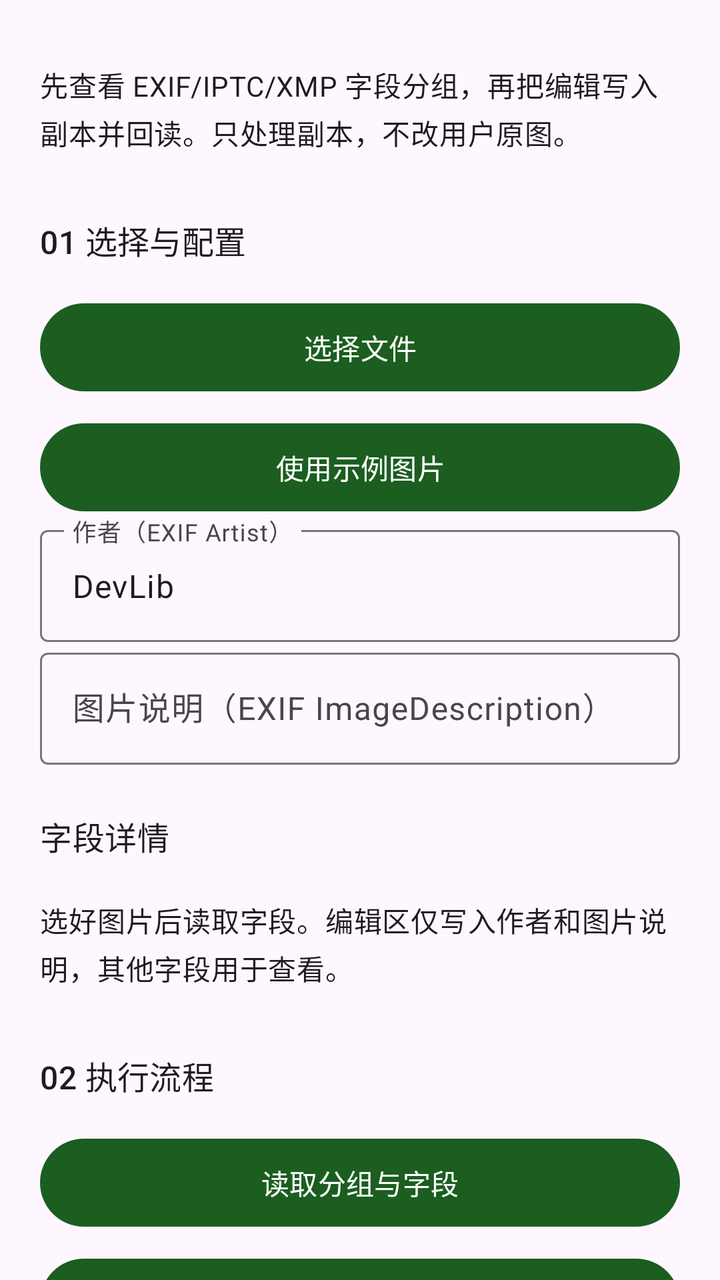
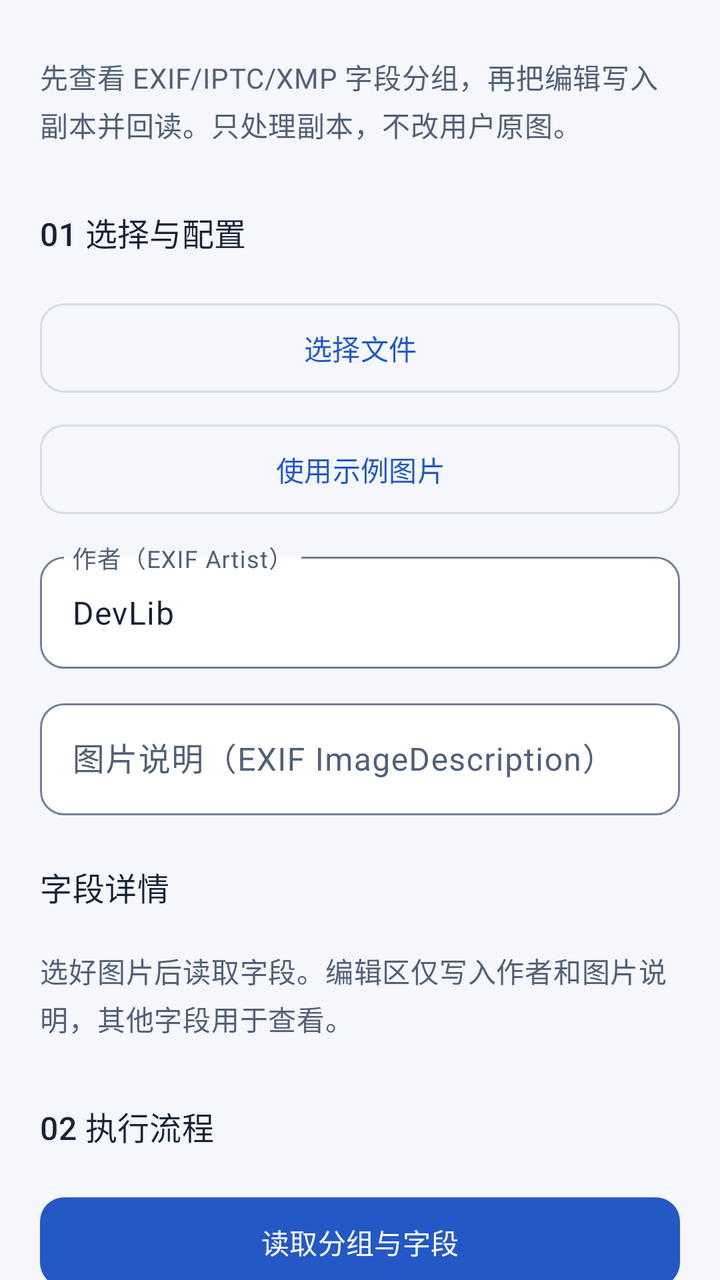

Two renders of the same Android screen: before a commit and after it. Below are the layout's source before the change and the commit's diff.
<!-- AndroidManifest.xml: another module's application theme Theme.DevLib -->
<!-- res/layout/demo_metadata.xml -->
<?xml version='1.0' encoding='utf-8'?>
<ScrollView xmlns:android="http://schemas.android.com/apk/res/android" android:layout_width="match_parent" android:layout_height="match_parent" android:fillViewport="true" android:scrollbars="none" android:clipToPadding="false">
    <LinearLayout style="@style/Demo.Page">
        <TextView style="@style/Demo.Label" android:text="@string/demo_metadata_intro" />
        <TextView style="@style/Demo.Heading" android:text="@string/demo_metadata_input" />
        <com.google.android.material.button.MaterialButton android:id="@+id/choose" style="@style/Demo.Button" android:text="@string/demo_choose" />
        <com.google.android.material.button.MaterialButton android:id="@+id/sample" style="@style/Demo.Button" android:text="@string/demo_sample" />
        <com.google.android.material.textfield.TextInputLayout android:layout_width="match_parent" android:layout_height="wrap_content" android:hint="@string/demo_metadata_artist">
            <com.google.android.material.textfield.TextInputEditText android:id="@+id/artist" style="@style/Demo.Input" android:inputType="text" android:text="@string/demo_metadata_artist_value" android:saveEnabled="true" />
        </com.google.android.material.textfield.TextInputLayout>
        <com.google.android.material.textfield.TextInputLayout android:layout_width="match_parent" android:layout_height="wrap_content" android:hint="@string/demo_metadata_description">
            <com.google.android.material.textfield.TextInputEditText android:id="@+id/description" style="@style/Demo.Input" android:inputType="text" android:text="@string/demo_metadata_description_value" android:saveEnabled="true" />
        </com.google.android.material.textfield.TextInputLayout>
        <TextView style="@style/Demo.Heading" android:text="@string/metadata_fields" />
        <TextView android:id="@+id/fields" style="@style/Demo.Label" android:textIsSelectable="true" android:text="@string/metadata_not_read" />
        <TextView style="@style/Demo.Heading" android:text="@string/demo_metadata_execute" />
        <com.google.android.material.button.MaterialButton android:id="@+id/inspect" style="@style/Demo.Button" android:text="@string/demo_metadata_inspect" />
        <com.google.android.material.button.MaterialButton android:id="@+id/write" style="@style/Demo.Button" android:text="@string/demo_metadata_write" />
        <include android:id="@+id/result" layout="@layout/demo_output" />
    </LinearLayout>
</ScrollView>
<!-- res/layout/demo_output.xml (included above) -->
<?xml version='1.0' encoding='utf-8'?>
<LinearLayout xmlns:android="http://schemas.android.com/apk/res/android" style="@style/Demo.Page" android:padding="0dp">
    <TextView style="@style/Demo.Heading" android:text="@string/demo_output" />
    <TextView android:id="@+id/inputs" style="@style/Demo.Label" android:textIsSelectable="true" />
    <ImageView android:id="@+id/inputPreview" android:layout_width="match_parent" android:layout_height="200dp" android:scaleType="fitCenter" android:contentDescription="@string/workspace_original" android:visibility="gone" />
    <ProgressBar android:id="@+id/progress" style="?android:attr/progressBarStyleHorizontal" android:layout_width="match_parent" android:layout_height="wrap_content" android:visibility="gone" />
    <TextView android:id="@+id/message" style="@style/Demo.Label" android:textIsSelectable="true" />
    <ImageView android:id="@+id/preview" android:layout_width="match_parent" android:layout_height="wrap_content" android:adjustViewBounds="true" android:maxHeight="360dp" android:contentDescription="@string/demo_preview" android:visibility="gone" />
    <com.google.android.material.button.MaterialButton android:id="@+id/cancel" style="@style/Demo.Button" android:text="@string/demo_cancel" android:visibility="gone" />
    <LinearLayout android:layout_width="match_parent" android:layout_height="wrap_content" android:orientation="horizontal">
        <com.google.android.material.button.MaterialButton android:id="@+id/open" style="@style/Demo.Button" android:layout_width="0dp" android:layout_weight="1" android:text="@string/demo_open" />
        <com.google.android.material.button.MaterialButton android:id="@+id/share" style="@style/Demo.Button" android:layout_width="0dp" android:layout_weight="1" android:text="@string/demo_share" />
    </LinearLayout>
    <com.google.android.material.button.MaterialButton android:id="@+id/save" style="@style/Demo.Button" android:text="@string/workspace_save" />
    <com.google.android.material.button.MaterialButton android:id="@+id/continueWith" style="@style/Demo.Button" android:text="@string/workspace_continue" />
</LinearLayout>
<!-- resources referenced by this layout -->
<resources>
  <style name="Demo.Button" parent="">
          <item name="android:layout_width">match_parent</item>
          <item name="android:layout_height">wrap_content</item>
          <item name="android:minHeight">52dp</item>
          <item name="android:layout_marginTop">8dp</item>
      </style>
  <style name="Demo.Heading" parent="Demo.Label">
          <item name="android:textAppearance">?attr/textAppearanceTitleMedium</item>
          <item name="android:layout_marginTop">24dp</item>
      </style>
  <style name="Demo.Input" parent="">
          <item name="android:layout_width">match_parent</item>
          <item name="android:layout_height">wrap_content</item>
          <item name="android:minHeight">56dp</item>
          <item name="android:layout_marginTop">8dp</item>
          <item name="android:importantForAutofill">no</item>
      </style>
  <style name="Demo.Label" parent="">
          <item name="android:layout_width">match_parent</item>
          <item name="android:layout_height">wrap_content</item>
          <item name="android:textAppearance">?attr/textAppearanceBodyMedium</item>
          <item name="android:layout_marginTop">12dp</item>
          <item name="android:layout_marginBottom">8dp</item>
      </style>
  <style name="Demo.Page" parent="">
          <item name="android:orientation">vertical</item>
          <item name="android:padding">20dp</item>
          <item name="android:layout_width">match_parent</item>
          <item name="android:layout_height">wrap_content</item>
      </style>
  <style name="Theme.DevLib" parent="Theme.Material3.DayNight.NoActionBar">
          <item name="colorPrimary">@color/primary</item>
          <item name="colorOnPrimary">@color/on_primary</item>
          <item name="android:statusBarColor">@android:color/transparent</item>
          <item name="android:navigationBarColor">@android:color/transparent</item>
          <item name="android:windowLightStatusBar">true</item>
          <item name="android:windowLightNavigationBar">true</item>
          <item name="android:enforceNavigationBarContrast">false</item>
      </style>
  <color name="primary">#1B5E20</color>
  <color name="on_primary">#FFFFFF</color>
  <!-- unchanged entries left out for length: 21 -->
</resources>

<!-- the commit's change to res/layout/demo_metadata.xml (unified diff, before → after) -->
@@ -5,33 +5,33 @@
         <TextView style="@style/Demo.Heading" android:text="@string/demo_metadata_input" />
         <com.google.android.material.button.MaterialButton android:id="@+id/choose" style="@style/Demo.Button" android:text="@string/demo_choose" />
         <com.google.android.material.button.MaterialButton android:id="@+id/sample" style="@style/Demo.Button" android:text="@string/demo_sample" />
-        <com.google.android.material.textfield.TextInputLayout android:layout_width="match_parent" android:layout_height="wrap_content" android:hint="@string/demo_metadata_artist">
+        <com.google.android.material.textfield.TextInputLayout style="@style/Demo.TextInputLayout" android:layout_width="match_parent" android:layout_height="wrap_content" android:hint="@string/demo_metadata_artist">
             <com.google.android.material.textfield.TextInputEditText android:id="@+id/artist" style="@style/Demo.Input" android:inputType="text" android:text="@string/demo_metadata_artist_value" android:saveEnabled="true" />
         </com.google.android.material.textfield.TextInputLayout>
-        <com.google.android.material.textfield.TextInputLayout android:layout_width="match_parent" android:layout_height="wrap_content" android:hint="@string/demo_metadata_description">
+        <com.google.android.material.textfield.TextInputLayout style="@style/Demo.TextInputLayout" android:layout_width="match_parent" android:layout_height="wrap_content" android:hint="@string/demo_metadata_description">
             <com.google.android.material.textfield.TextInputEditText android:id="@+id/description" style="@style/Demo.Input" android:inputType="text" android:text="@string/demo_metadata_description_value" android:saveEnabled="true" />
         </com.google.android.material.textfield.TextInputLayout>
         <TextView style="@style/Demo.Heading" android:text="@string/metadata_fields" />
         <TextView android:id="@+id/fields" style="@style/Demo.Label" android:textIsSelectable="true" android:text="@string/metadata_not_read" />
         <TextView style="@style/Demo.Heading" android:text="@string/demo_metadata_execute" />
-        <com.google.android.material.button.MaterialButton android:id="@+id/inspect" style="@style/Demo.Button" android:text="@string/demo_metadata_inspect" />
-        <com.google.android.material.button.MaterialButton android:id="@+id/write" style="@style/Demo.Button" android:text="@string/demo_metadata_write" />
+        <com.google.android.material.button.MaterialButton android:id="@+id/inspect" style="@style/Demo.Button.Primary" android:text="@string/demo_metadata_inspect" />
+        <com.google.android.material.button.MaterialButton android:id="@+id/write" style="@style/Demo.Button.Primary" android:text="@string/demo_metadata_write" />
         <include android:id="@+id/result" layout="@layout/demo_output" />
     </LinearLayout>
 </ScrollView>
 <!-- res/layout/demo_output.xml (included above) -->
 <?xml version='1.0' encoding='utf-8'?>
-<LinearLayout xmlns:android="http://schemas.android.com/apk/res/android" style="@style/Demo.Page" android:padding="0dp">
-    <TextView style="@style/Demo.Heading" android:text="@string/demo_output" />
+<LinearLayout xmlns:android="http://schemas.android.com/apk/res/android" style="@style/Demo.Page" android:padding="16dp" android:layout_marginTop="24dp" android:background="@drawable/demo_result_surface">
+    <TextView style="@style/Demo.Heading" android:layout_marginTop="0dp" android:text="@string/demo_output" />
     <TextView android:id="@+id/inputs" style="@style/Demo.Label" android:textIsSelectable="true" />
     <ImageView android:id="@+id/inputPreview" android:layout_width="match_parent" android:layout_height="200dp" android:scaleType="fitCenter" android:contentDescription="@string/workspace_original" android:visibility="gone" />
     <ProgressBar android:id="@+id/progress" style="?android:attr/progressBarStyleHorizontal" android:layout_width="match_parent" android:layout_height="wrap_content" android:visibility="gone" />
-    <TextView android:id="@+id/message" style="@style/Demo.Label" android:textIsSelectable="true" />
+    <TextView android:id="@+id/message" style="@style/Demo.Label" android:accessibilityLiveRegion="polite" android:textIsSelectable="true" />
     <ImageView android:id="@+id/preview" android:layout_width="match_parent" android:layout_height="wrap_content" android:adjustViewBounds="true" android:maxHeight="360dp" android:contentDescription="@string/demo_preview" android:visibility="gone" />
-    <com.google.android.material.button.MaterialButton android:id="@+id/cancel" style="@style/Demo.Button" android:text="@string/demo_cancel" android:visibility="gone" />
+    <com.google.android.material.button.MaterialButton android:id="@+id/cancel" style="@style/Demo.Button.Danger" android:text="@string/demo_cancel" android:visibility="gone" />
     <LinearLayout android:layout_width="match_parent" android:layout_height="wrap_content" android:orientation="horizontal">
-        <com.google.android.material.button.MaterialButton android:id="@+id/open" style="@style/Demo.Button" android:layout_width="0dp" android:layout_weight="1" android:text="@string/demo_open" />
-        <com.google.android.material.button.MaterialButton android:id="@+id/share" style="@style/Demo.Button" android:layout_width="0dp" android:layout_weight="1" android:text="@string/demo_share" />
+        <com.google.android.material.button.MaterialButton android:id="@+id/open" style="@style/Demo.Button.Primary" android:layout_marginEnd="4dp" android:layout_width="0dp" android:layout_weight="1" android:text="@string/demo_open" />
+        <com.google.android.material.button.MaterialButton android:id="@+id/share" style="@style/Demo.Button" android:layout_marginStart="4dp" android:layout_width="0dp" android:layout_weight="1" android:text="@string/demo_share" />
     </LinearLayout>
     <com.google.android.material.button.MaterialButton android:id="@+id/save" style="@style/Demo.Button" android:text="@string/workspace_save" />
     <com.google.android.material.button.MaterialButton android:id="@+id/continueWith" style="@style/Demo.Button" android:text="@string/workspace_continue" />
<!-- resource entries referenced after the edit -->
@@ -1,46 +1,130 @@
 <!-- resources referenced by this layout -->
 <resources>
-  <style name="Demo.Button" parent="">
+  <!-- drawable demo_result_surface (drawable) -->
+  <shape xmlns:android="http://schemas.android.com/apk/res/android" android:shape="rectangle">
+      <solid android:color="@color/dev_surface_card" />
+      <corners android:radius="16dp" />
+      <stroke android:width="1dp" android:color="@color/dev_outline_variant" />
+  </shape>
+  <style name="Demo.Button" parent="Widget.Material3.Button.OutlinedButton">
           <item name="android:layout_width">match_parent</item>
           <item name="android:layout_height">wrap_content</item>
-          <item name="android:minHeight">52dp</item>
+          <item name="android:minHeight">48dp</item>
+          <item name="android:minWidth">0dp</item>
           <item name="android:layout_marginTop">8dp</item>
+          <item name="android:textAllCaps">false</item>
+          <item name="cornerRadius">12dp</item>
+          <item name="strokeColor">@color/dev_outline_variant</item>
+          <item name="android:paddingTop">12dp</item>
+          <item name="android:paddingBottom">12dp</item>
+      </style>
+  <style name="Demo.Button.Danger" parent="Demo.Button">
+          <item name="android:textColor">@color/dev_error</item>
+      </style>
+  <style name="Demo.Button.Primary" parent="Widget.Material3.Button">
+          <item name="android:layout_width">match_parent</item>
+          <item name="android:layout_height">wrap_content</item>
+          <item name="android:minHeight">48dp</item>
+          <item name="android:minWidth">0dp</item>
+          <item name="android:layout_marginTop">8dp</item>
+          <item name="android:textAllCaps">false</item>
+          <item name="cornerRadius">12dp</item>
+          <item name="android:paddingTop">12dp</item>
+          <item name="android:paddingBottom">12dp</item>
       </style>
   <style name="Demo.Heading" parent="Demo.Label">
           <item name="android:textAppearance">?attr/textAppearanceTitleMedium</item>
+          <item name="android:textColor">@color/feature_res_on_surface</item>
           <item name="android:layout_marginTop">24dp</item>
+          <item name="android:layout_marginBottom">12dp</item>
+          <item name="android:accessibilityHeading">true</item>
       </style>
   <style name="Demo.Input" parent="">
           <item name="android:layout_width">match_parent</item>
           <item name="android:layout_height">wrap_content</item>
           <item name="android:minHeight">56dp</item>
-          <item name="android:layout_marginTop">8dp</item>
           <item name="android:importantForAutofill">no</item>
       </style>
   <style name="Demo.Label" parent="">
           <item name="android:layout_width">match_parent</item>
           <item name="android:layout_height">wrap_content</item>
           <item name="android:textAppearance">?attr/textAppearanceBodyMedium</item>
-          <item name="android:layout_marginTop">12dp</item>
+          <item name="android:textColor">@color/dev_on_surface_variant</item>
+          <item name="android:lineSpacingExtra">3dp</item>
+          <item name="android:layout_marginTop">8dp</item>
           <item name="android:layout_marginBottom">8dp</item>
       </style>
   <style name="Demo.Page" parent="">
           <item name="android:orientation">vertical</item>
           <item name="android:padding">20dp</item>
+          <item name="android:paddingBottom">32dp</item>
           <item name="android:layout_width">match_parent</item>
           <item name="android:layout_height">wrap_content</item>
       </style>
+  <style name="Demo.TextInputLayout" parent="Widget.Material3.TextInputLayout.OutlinedBox">
+          <item name="android:layout_marginTop">12dp</item>
+          <item name="boxCornerRadiusTopStart">12dp</item>
+          <item name="boxCornerRadiusTopEnd">12dp</item>
+          <item name="boxCornerRadiusBottomStart">12dp</item>
+          <item name="boxCornerRadiusBottomEnd">12dp</item>
+          <item name="boxBackgroundColor">@color/dev_surface_card</item>
+      </style>
   <style name="Theme.DevLib" parent="Theme.Material3.DayNight.NoActionBar">
-          <item name="colorPrimary">@color/primary</item>
-          <item name="colorOnPrimary">@color/on_primary</item>
+          <item name="colorPrimary">@color/dev_primary</item>
+          <item name="colorOnPrimary">@color/dev_on_primary</item>
+          <item name="colorPrimaryContainer">@color/dev_primary_container</item>
+          <item name="colorOnPrimaryContainer">@color/dev_on_primary_container</item>
+          <item name="colorSecondary">@color/dev_secondary</item>
+          <item name="colorOnSecondary">@color/dev_on_secondary</item>
+          <item name="colorSecondaryContainer">@color/dev_secondary_container</item>
+          <item name="colorOnSecondaryContainer">@color/dev_on_secondary_container</item>
+          <item name="colorTertiary">@color/dev_secondary</item>
+          <item name="colorOnTertiary">@color/dev_on_secondary</item>
+          <item name="colorTertiaryContainer">@color/dev_secondary_container</item>
+          <item name="colorOnTertiaryContainer">@color/dev_on_secondary_container</item>
+          <item name="android:colorBackground">@color/feature_res_surface</item>
+          <item name="android:windowBackground">@color/feature_res_surface</item>
+          <item name="colorOnBackground">@color/feature_res_on_surface</item>
+          <item name="colorSurface">@color/dev_surface_card</item>
+          <item name="colorOnSurface">@color/feature_res_on_surface</item>
+          <item name="colorSurfaceVariant">@color/dev_surface_variant</item>
+          <item name="colorOnSurfaceVariant">@color/dev_on_surface_variant</item>
+          <item name="colorSurfaceContainer">@color/dev_surface_card</item>
+          <item name="colorSurfaceContainerLow">@color/dev_surface_card</item>
+          <item name="colorSurfaceContainerHigh">@color/dev_surface_variant</item>
+          <item name="colorOutline">@color/dev_outline</item>
+          <item name="colorOutlineVariant">@color/dev_outline_variant</item>
+          <item name="colorError">@color/dev_error</item>
+          <item name="colorOnError">@color/dev_on_error</item>
+          <item name="colorErrorContainer">@color/dev_error_container</item>
+          <item name="colorOnErrorContainer">@color/dev_on_error_container</item>
+          <item name="textInputStyle">@style/Demo.TextInputLayout</item>
+          <item name="materialButtonStyle">@style/Demo.Button.Primary</item>
+          
+          <item name="android:windowLightStatusBar">@bool/dev_light_system_bars</item>
+          <item name="android:windowLightNavigationBar">@bool/dev_light_system_bars</item>
           <item name="android:statusBarColor">@android:color/transparent</item>
           <item name="android:navigationBarColor">@android:color/transparent</item>
-          <item name="android:windowLightStatusBar">true</item>
-          <item name="android:windowLightNavigationBar">true</item>
-          <item name="android:enforceNavigationBarContrast">false</item>
       </style>
-  <color name="primary">#1B5E20</color>
-  <color name="on_primary">#FFFFFF</color>
+  <color name="dev_surface_card">#FFFFFF</color>
+  <color name="dev_outline_variant">#D4DCE9</color>
+  <color name="dev_error">#B3261E</color>
+  <color name="feature_res_on_surface">#192338</color>
+  <color name="dev_on_surface_variant">#526078</color>
+  <color name="dev_primary">#2458C6</color>
+  <color name="dev_on_primary">#FFFFFF</color>
+  <color name="dev_primary_container">#DFE8FF</color>
+  <color name="dev_on_primary_container">#163567</color>
+  <color name="dev_secondary">#146C70</color>
+  <color name="dev_on_secondary">#FFFFFF</color>
+  <color name="dev_secondary_container">#D8F1F0</color>
+  <color name="dev_on_secondary_container">#124F53</color>
+  <color name="feature_res_surface">#F5F7FC</color>
+  <color name="dev_surface_variant">#E9EDF5</color>
+  <color name="dev_outline">#738098</color>
+  <color name="dev_on_error">#FFFFFF</color>
+  <color name="dev_error_container">#FCE3DF</color>
+  <color name="dev_on_error_container">#761F19</color>
   <!-- unchanged entries left out for length: 21 -->
 </resources>
 
